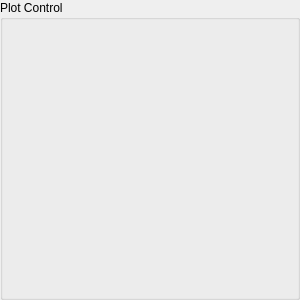
MTgeophysics/mtpy, file mtpy/gui/SmartMT/ui_asset/groupbox_plot_control_resistivity_phase_pseudo_section.ui: the form before one commit.
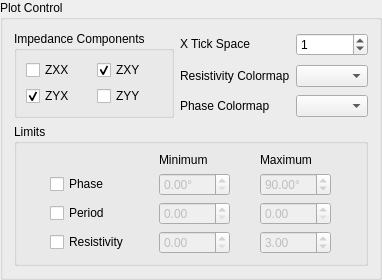
The form after the commit.

Commit message: implemented GUI to plot ResPhasePseudoSection

Patch:
```diff
--- a/mtpy/gui/SmartMT/ui_asset/groupbox_plot_control_resistivity_phase_pseudo_section.ui
+++ b/mtpy/gui/SmartMT/ui_asset/groupbox_plot_control_resistivity_phase_pseudo_section.ui
@@ -6,8 +6,8 @@
    <rect>
     <x>0</x>
     <y>0</y>
-    <width>300</width>
-    <height>300</height>
+    <width>333</width>
+    <height>236</height>
    </rect>
   </property>
   <property name="sizePolicy">
@@ -22,7 +22,343 @@
   <property name="title">
    <string>Plot Control</string>
   </property>
-  <layout class="QGridLayout" name="gridLayout"/>
+  <layout class="QGridLayout" name="gridLayout">
+   <item row="0" column="1">
+    <widget class="QLabel" name="label">
+     <property name="sizePolicy">
+      <sizepolicy hsizetype="Fixed" vsizetype="Fixed">
+       <horstretch>0</horstretch>
+       <verstretch>0</verstretch>
+      </sizepolicy>
+     </property>
+     <property name="toolTip">
+      <string>&lt;html&gt;&lt;head/&gt;&lt;body&gt;&lt;p&gt;Interger telling at what interval to place station names as the tick labels, in case they are closely spaced&lt;/p&gt;&lt;/body&gt;&lt;/html&gt;</string>
+     </property>
+     <property name="text">
+      <string>X Tick Space</string>
+     </property>
+     <property name="buddy">
+      <cstring>spinBox_tickspace</cstring>
+     </property>
+    </widget>
+   </item>
+   <item row="2" column="2">
+    <widget class="QComboBox" name="comboBox_phase_cmap"/>
+   </item>
+   <item row="2" column="1">
+    <widget class="QLabel" name="label_5">
+     <property name="sizePolicy">
+      <sizepolicy hsizetype="Fixed" vsizetype="Fixed">
+       <horstretch>0</horstretch>
+       <verstretch>0</verstretch>
+      </sizepolicy>
+     </property>
+     <property name="text">
+      <string>Phase Colormap</string>
+     </property>
+    </widget>
+   </item>
+   <item row="1" column="1">
+    <widget class="QLabel" name="label_2">
+     <property name="sizePolicy">
+      <sizepolicy hsizetype="Fixed" vsizetype="Fixed">
+       <horstretch>0</horstretch>
+       <verstretch>0</verstretch>
+      </sizepolicy>
+     </property>
+     <property name="text">
+      <string>Resistivity Colormap</string>
+     </property>
+    </widget>
+   </item>
+   <item row="1" column="2">
+    <widget class="QComboBox" name="comboBox_res_cmap">
+     <property name="enabled">
+      <bool>true</bool>
+     </property>
+    </widget>
+   </item>
+   <item row="0" column="2">
+    <widget class="QSpinBox" name="spinBox_tickspace">
+     <property name="enabled">
+      <bool>true</bool>
+     </property>
+     <property name="toolTip">
+      <string>&lt;html&gt;&lt;head/&gt;&lt;body&gt;&lt;p&gt;Interger telling at what interval to place station names as the tick labels, in case they are closely spaced&lt;/p&gt;&lt;/body&gt;&lt;/html&gt;</string>
+     </property>
+     <property name="value">
+      <number>1</number>
+     </property>
+    </widget>
+   </item>
+   <item row="0" column="0" rowspan="3">
+    <widget class="QGroupBox" name="groupBox">
+     <property name="sizePolicy">
+      <sizepolicy hsizetype="Preferred" vsizetype="Fixed">
+       <horstretch>0</horstretch>
+       <verstretch>0</verstretch>
+      </sizepolicy>
+     </property>
+     <property name="title">
+      <string>Impedance Components</string>
+     </property>
+     <property name="checked">
+      <bool>false</bool>
+     </property>
+     <layout class="QGridLayout" name="gridLayout_3">
+      <item row="0" column="0">
+       <widget class="QCheckBox" name="checkBox_zxx">
+        <property name="text">
+         <string>ZXX</string>
+        </property>
+       </widget>
+      </item>
+      <item row="0" column="1">
+       <widget class="QCheckBox" name="checkBox_zxy">
+        <property name="text">
+         <string>ZXY</string>
+        </property>
+        <property name="checked">
+         <bool>true</bool>
+        </property>
+       </widget>
+      </item>
+      <item row="1" column="0">
+       <widget class="QCheckBox" name="checkBox_zyx">
+        <property name="text">
+         <string>ZYX</string>
+        </property>
+        <property name="checked">
+         <bool>true</bool>
+        </property>
+       </widget>
+      </item>
+      <item row="1" column="1">
+       <widget class="QCheckBox" name="checkBox_zyy">
+        <property name="text">
+         <string>ZYY</string>
+        </property>
+       </widget>
+      </item>
+     </layout>
+    </widget>
+   </item>
+   <item row="3" column="0" colspan="3">
+    <widget class="QGroupBox" name="groupBox_limits">
+     <property name="sizePolicy">
+      <sizepolicy hsizetype="Preferred" vsizetype="Fixed">
+       <horstretch>0</horstretch>
+       <verstretch>0</verstretch>
+      </sizepolicy>
+     </property>
+     <property name="title">
+      <string>Limits</string>
+     </property>
+     <layout class="QGridLayout" name="gridLayout_2">
+      <item row="3" column="2">
+       <widget class="QDoubleSpinBox" name="doubleSpinBox_res_max">
+        <property name="enabled">
+         <bool>false</bool>
+        </property>
+        <property name="sizePolicy">
+         <sizepolicy hsizetype="Preferred" vsizetype="Fixed">
+          <horstretch>0</horstretch>
+          <verstretch>0</verstretch>
+         </sizepolicy>
+        </property>
+        <property name="toolTip">
+         <string>&lt;html&gt;&lt;head/&gt;&lt;body&gt;&lt;p&gt;limits on resistivity in log scale&lt;/p&gt;&lt;/body&gt;&lt;/html&gt;</string>
+        </property>
+        <property name="maximum">
+         <double>2646.000000000000000</double>
+        </property>
+        <property name="value">
+         <double>3.000000000000000</double>
+        </property>
+       </widget>
+      </item>
+      <item row="2" column="0">
+       <widget class="QCheckBox" name="checkBox_period">
+        <property name="sizePolicy">
+         <sizepolicy hsizetype="Fixed" vsizetype="Fixed">
+          <horstretch>0</horstretch>
+          <verstretch>0</verstretch>
+         </sizepolicy>
+        </property>
+        <property name="toolTip">
+         <string>&lt;html&gt;&lt;head/&gt;&lt;body&gt;&lt;p&gt;limits on th eplotting period in a linear scale&lt;/p&gt;&lt;/body&gt;&lt;/html&gt;</string>
+        </property>
+        <property name="text">
+         <string>Period</string>
+        </property>
+       </widget>
+      </item>
+      <item row="0" column="2">
+       <widget class="QLabel" name="label_4">
+        <property name="sizePolicy">
+         <sizepolicy hsizetype="Fixed" vsizetype="Fixed">
+          <horstretch>0</horstretch>
+          <verstretch>0</verstretch>
+         </sizepolicy>
+        </property>
+        <property name="text">
+         <string>Maximum</string>
+        </property>
+       </widget>
+      </item>
+      <item row="1" column="2">
+       <widget class="QDoubleSpinBox" name="doubleSpinBox_phase_max">
+        <property name="enabled">
+         <bool>false</bool>
+        </property>
+        <property name="sizePolicy">
+         <sizepolicy hsizetype="Preferred" vsizetype="Fixed">
+          <horstretch>0</horstretch>
+          <verstretch>0</verstretch>
+         </sizepolicy>
+        </property>
+        <property name="toolTip">
+         <string>&lt;html&gt;&lt;head/&gt;&lt;body&gt;&lt;p&gt;minimum and maximum phase in degrees for coloring&lt;/p&gt;&lt;/body&gt;&lt;/html&gt;</string>
+        </property>
+        <property name="suffix">
+         <string>°</string>
+        </property>
+        <property name="maximum">
+         <double>360.000000000000000</double>
+        </property>
+        <property name="value">
+         <double>90.000000000000000</double>
+        </property>
+       </widget>
+      </item>
+      <item row="2" column="2">
+       <widget class="QDoubleSpinBox" name="doubleSpinBox_period_max">
+        <property name="enabled">
+         <bool>false</bool>
+        </property>
+        <property name="sizePolicy">
+         <sizepolicy hsizetype="Preferred" vsizetype="Fixed">
+          <horstretch>0</horstretch>
+          <verstretch>0</verstretch>
+         </sizepolicy>
+        </property>
+        <property name="toolTip">
+         <string>&lt;html&gt;&lt;head/&gt;&lt;body&gt;&lt;p&gt;limits on th eplotting period in a linear scale&lt;/p&gt;&lt;/body&gt;&lt;/html&gt;</string>
+        </property>
+        <property name="suffix">
+         <string/>
+        </property>
+        <property name="maximum">
+         <double>100.000000000000000</double>
+        </property>
+       </widget>
+      </item>
+      <item row="1" column="0">
+       <widget class="QCheckBox" name="checkBox_phase">
+        <property name="sizePolicy">
+         <sizepolicy hsizetype="Fixed" vsizetype="Fixed">
+          <horstretch>0</horstretch>
+          <verstretch>0</verstretch>
+         </sizepolicy>
+        </property>
+        <property name="toolTip">
+         <string>&lt;html&gt;&lt;head/&gt;&lt;body&gt;&lt;p&gt;minimum and maximum phase in degrees for coloring&lt;/p&gt;&lt;/body&gt;&lt;/html&gt;</string>
+        </property>
+        <property name="text">
+         <string>Phase</string>
+        </property>
+       </widget>
+      </item>
+      <item row="1" column="1">
+       <widget class="QDoubleSpinBox" name="doubleSpinBox_phase_min">
+        <property name="enabled">
+         <bool>false</bool>
+        </property>
+        <property name="sizePolicy">
+         <sizepolicy hsizetype="Preferred" vsizetype="Fixed">
+          <horstretch>0</horstretch>
+          <verstretch>0</verstretch>
+         </sizepolicy>
+        </property>
+        <property name="toolTip">
+         <string>&lt;html&gt;&lt;head/&gt;&lt;body&gt;&lt;p&gt;minimum and maximum phase in degrees for coloring&lt;/p&gt;&lt;/body&gt;&lt;/html&gt;</string>
+        </property>
+        <property name="suffix">
+         <string>°</string>
+        </property>
+        <property name="maximum">
+         <double>360.000000000000000</double>
+        </property>
+       </widget>
+      </item>
+      <item row="0" column="1">
+       <widget class="QLabel" name="label_3">
+        <property name="sizePolicy">
+         <sizepolicy hsizetype="Fixed" vsizetype="Fixed">
+          <horstretch>0</horstretch>
+          <verstretch>0</verstretch>
+         </sizepolicy>
+        </property>
+        <property name="text">
+         <string>Minimum</string>
+        </property>
+       </widget>
+      </item>
+      <item row="2" column="1">
+       <widget class="QDoubleSpinBox" name="doubleSpinBox_period_min">
+        <property name="enabled">
+         <bool>false</bool>
+        </property>
+        <property name="sizePolicy">
+         <sizepolicy hsizetype="Preferred" vsizetype="Fixed">
+          <horstretch>0</horstretch>
+          <verstretch>0</verstretch>
+         </sizepolicy>
+        </property>
+        <property name="toolTip">
+         <string>&lt;html&gt;&lt;head/&gt;&lt;body&gt;&lt;p&gt;limits on th eplotting period in a linear scale&lt;/p&gt;&lt;/body&gt;&lt;/html&gt;</string>
+        </property>
+        <property name="suffix">
+         <string/>
+        </property>
+        <property name="maximum">
+         <double>100.000000000000000</double>
+        </property>
+       </widget>
+      </item>
+      <item row="3" column="0">
+       <widget class="QCheckBox" name="checkBox_resistivity">
+        <property name="toolTip">
+         <string>&lt;html&gt;&lt;head/&gt;&lt;body&gt;&lt;p&gt;limits on resistivity in log scale&lt;/p&gt;&lt;/body&gt;&lt;/html&gt;</string>
+        </property>
+        <property name="text">
+         <string>Resistivity</string>
+        </property>
+       </widget>
+      </item>
+      <item row="3" column="1">
+       <widget class="QDoubleSpinBox" name="doubleSpinBox_res_min">
+        <property name="enabled">
+         <bool>false</bool>
+        </property>
+        <property name="sizePolicy">
+         <sizepolicy hsizetype="Preferred" vsizetype="Fixed">
+          <horstretch>0</horstretch>
+          <verstretch>0</verstretch>
+         </sizepolicy>
+        </property>
+        <property name="toolTip">
+         <string>&lt;html&gt;&lt;head/&gt;&lt;body&gt;&lt;p&gt;limits on resistivity in log scale&lt;/p&gt;&lt;/body&gt;&lt;/html&gt;</string>
+        </property>
+        <property name="maximum">
+         <double>2646.000000000000000</double>
+        </property>
+       </widget>
+      </item>
+     </layout>
+    </widget>
+   </item>
+  </layout>
  </widget>
  <resources/>
  <connections/>
```
The commit also changes 11 other files.
